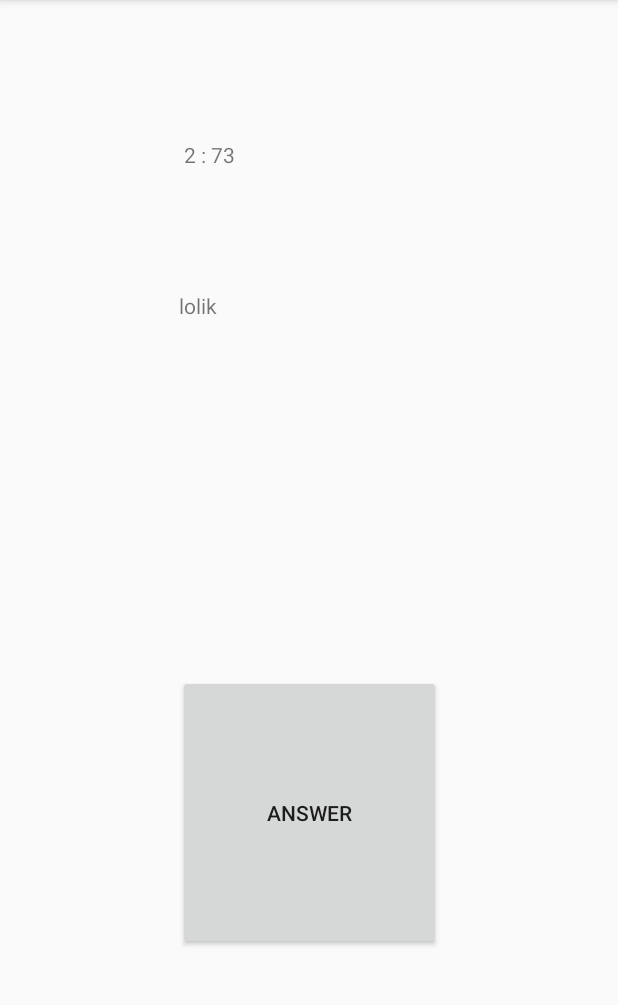
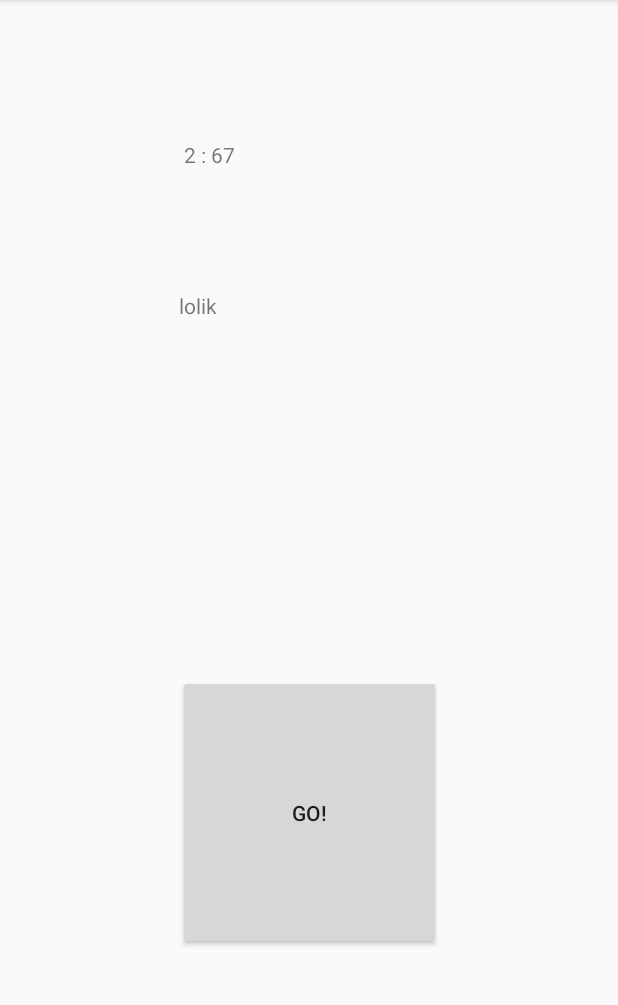
Before and after one commit to ETS-Android3/FiveSecondsRule, an Android app: the GameActivity screen opened directly, with no data from a screen before it, after a tap on "ANSWER", on a phone screen of 412 x 824 dp, the part 84-1089 px from its top. Run offline under Robolectric (Android 15) with nearby library versions, the phone set to English and light mode, and no system bars; 1 other tap on this screen came first.

Commit message:
Button changes name
Button changes name from "Go!" to "Answer" during game

```diff
--- a/app/src/main/java/com/example/a5sec/GameActivity.java
+++ b/app/src/main/java/com/example/a5sec/GameActivity.java
@@ -6,6 +6,7 @@ import android.annotation.SuppressLint;
 import android.os.Bundle;
 import android.os.CountDownTimer;
 import android.view.View;
+import android.widget.Button;
 import android.widget.TextView;
 
 
@@ -26,11 +27,14 @@ public class GameActivity extends AppCompatActivity {
             time_bar.setText((int)l/1000+" : "+(l/10)%100);
         }
 
+        @SuppressLint("SetTextI18n")
         @Override
         public void onFinish() {
             TextView time_bar = findViewById(R.id.textView3);
             time_bar.setText("Time's up!");
             is_timer_on = false;
+            Button button = findViewById(R.id.button3);
+            button.setText(getResources().getString(R.string.stop_botton));
         }
     };
 
@@ -39,11 +43,15 @@ public class GameActivity extends AppCompatActivity {
         {
             timer.start();
             is_timer_on = true;
+            Button button = findViewById(R.id.button3);
+            button.setText(getResources().getString(R.string.answer_button));
         }
         else
         {
             timer.cancel();
             is_timer_on = false;
+            Button button = findViewById(R.id.button3);
+            button.setText(getResources().getString(R.string.stop_botton));
         }
         String a = "lolik";
         final TextView tw = findViewById(R.id.textView2);
--- a/app/src/main/res/values/strings.xml
+++ b/app/src/main/res/values/strings.xml
@@ -3,7 +3,7 @@
     <string name="AppName">Five Seconds Rule</string>
     <string name="main_play1on1">Press to play 1x1</string>
     <string name="main_teamplay">Press to play in teams</string>
-    <string name="stop_botton">answer</string>
+    <string name="stop_botton">Go!</string>
     <string name="Question_Bar">Question</string>
     <string name="Timer">5 : 00</string>
     <string name="WinPoints">Number of points to win</string>
@@ -12,4 +12,5 @@
     <string name="MorePoints">+</string>
     <string name="DefaultPoints">10</string>
     <string name="Next_Button">Next</string>
+    <string name="answer_button">Answer</string>
 </resources>
```
